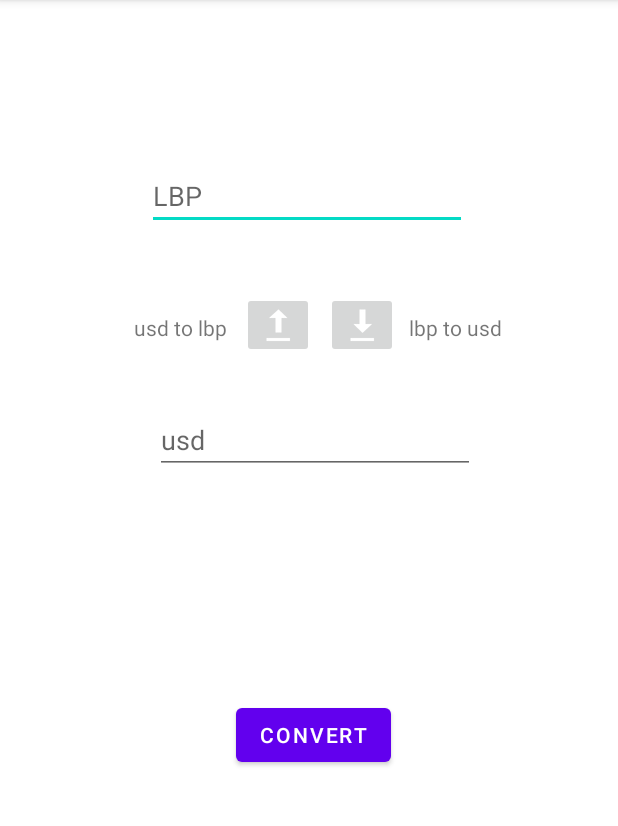
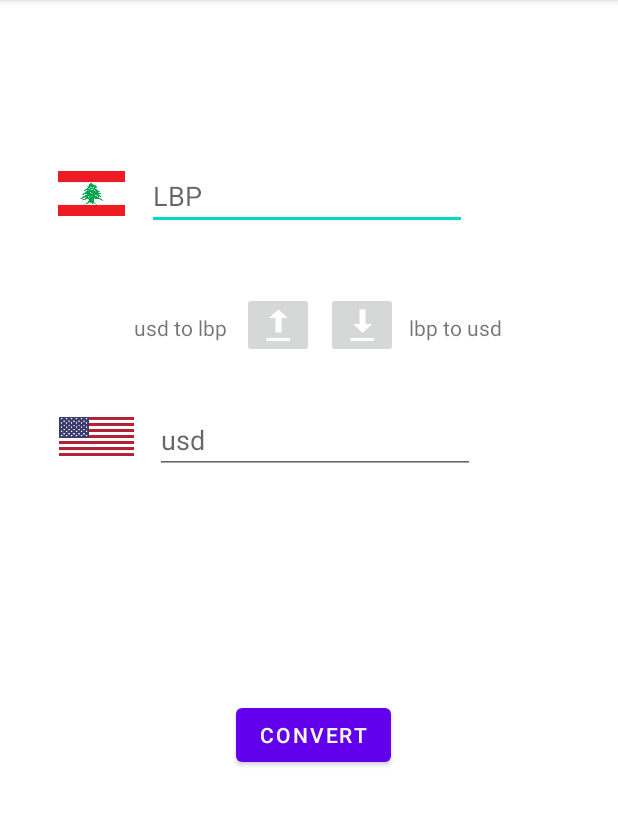
Before and after one commit to samerELearning/Ass1-Currency-Converter, an Android app: the screen it shows after launch (MainActivity), on a phone screen of 412 x 824 dp, the part 84-910 px from its top. Run offline under Robolectric (Android 15) with nearby library versions, the phone set to English and light mode, and no system bars.

Commit message:
added Lebanese and American flag

```diff
--- a/app/src/main/res/layout/activity_main.xml
+++ b/app/src/main/res/layout/activity_main.xml
@@ -86,4 +86,26 @@
         app:layout_constraintStart_toStartOf="parent"
         app:layout_constraintTop_toBottomOf="@+id/lbp" />
 
+    <ImageView
+        android:id="@+id/lebanon"
+        android:layout_width="50dp"
+        android:layout_height="30dp"
+        android:layout_marginStart="36dp"
+        app:layout_constraintBottom_toBottomOf="@+id/lbp"
+        app:layout_constraintStart_toStartOf="parent"
+        app:layout_constraintTop_toTopOf="@+id/lbp"
+        app:layout_constraintVertical_bias="0.39"
+        app:srcCompat="@drawable/lebanon" />
+
+    <ImageView
+        android:id="@+id/usa"
+        android:layout_width="50dp"
+        android:layout_height="50dp"
+        android:layout_marginStart="39dp"
+        app:layout_constraintBottom_toBottomOf="@+id/usd"
+        app:layout_constraintStart_toStartOf="parent"
+        app:layout_constraintTop_toTopOf="@+id/usd"
+        app:layout_constraintVertical_bias="1.0"
+        app:srcCompat="@drawable/usa" />
+
 </androidx.constraintlayout.widget.ConstraintLayout>
```
Also changed, not shown: app/src/main/res/drawable/arrow.png (added), app/src/main/res/drawable/lebanon.png (added), app/src/main/res/drawable/usa.png (added).
